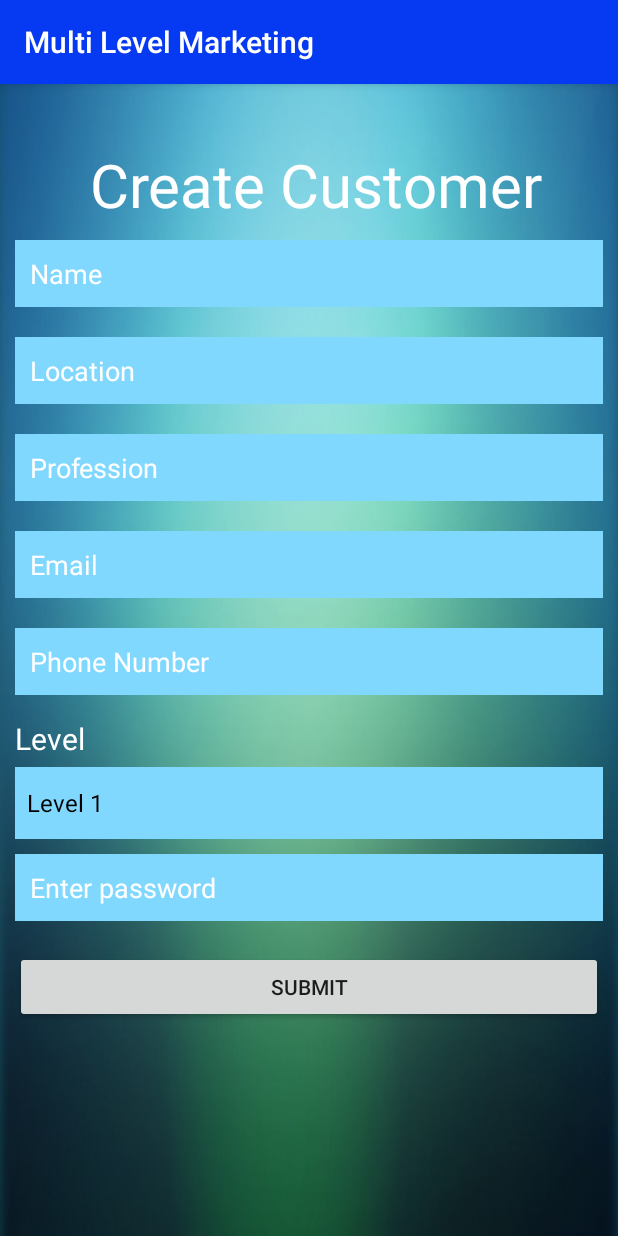
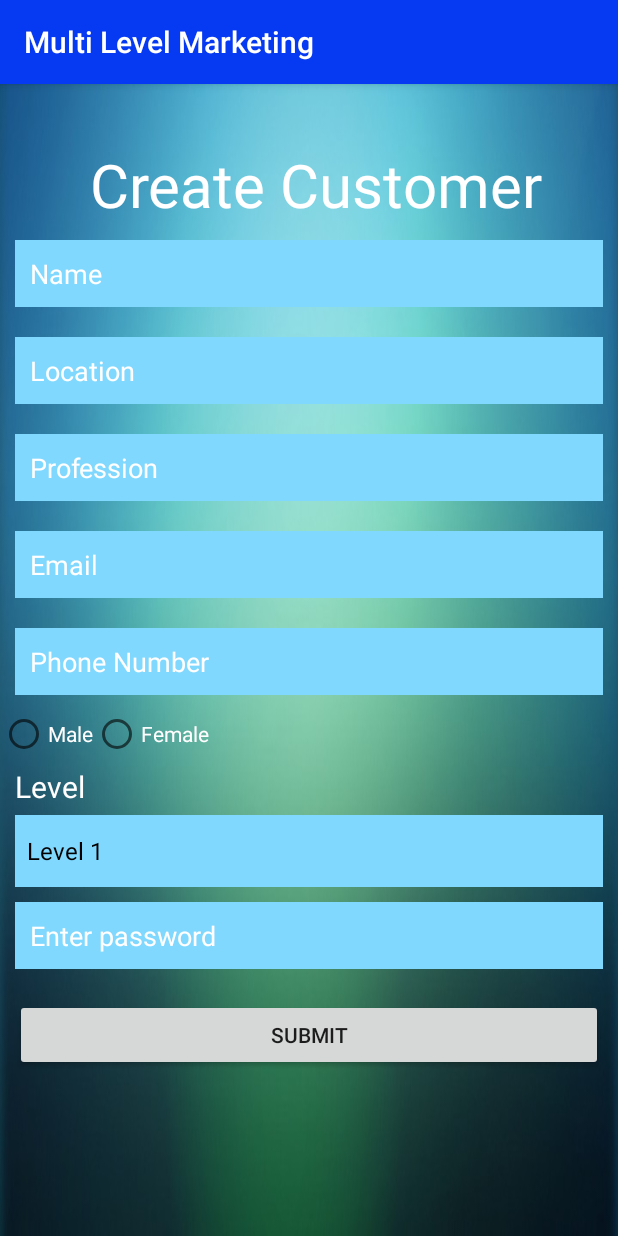
Before and after one commit to multilevelmarketing/MLM, an Android app: the Create_Customer screen opened directly, with no data from a screen before it, on a phone screen of 412 x 824 dp. Run offline under Robolectric (Android 15) with nearby library versions, the phone set to English and light mode, and no system bars; our stand-ins replace Volley.

Commit message:
updated customer_login

```diff
--- a/app/src/main/res/layout/activity_create__customer.xml
+++ b/app/src/main/res/layout/activity_create__customer.xml
@@ -76,6 +76,29 @@
                 android:id="@+id/cus_user_mobile"
                 android:textColorHint="#fff"/>
 
+            <RadioGroup
+                android:id="@+id/cus_radiogrp"
+                android:layout_width="match_parent"
+                android:layout_height="wrap_content"
+                android:orientation="horizontal">
+
+                <RadioButton
+                    android:id="@+id/cus_male"
+                    android:layout_width="wrap_content"
+                    android:layout_height="wrap_content"
+                    android:text="Male"
+                    android:textColor="#fff"/>
+
+                <RadioButton
+                    android:id="@+id/cus_female"
+                    android:layout_width="wrap_content"
+                    android:layout_height="match_parent"
+                    android:text="Female"
+                    android:textColor="#fff"/>
+
+            </RadioGroup>
+
+
             <TextView
                 android:layout_width="match_parent"
                 android:layout_height="wrap_content"
```
